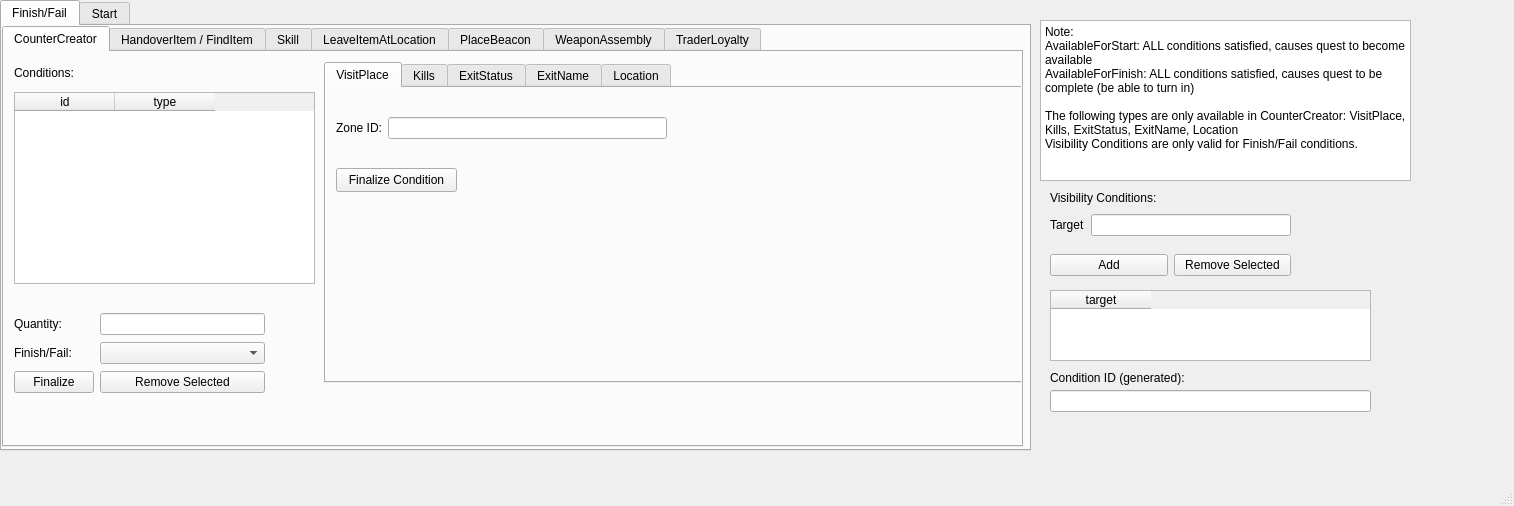
This is src/gui_tasks.ui in ThePi1/SPT-Trader-Builder as Qt 5 draws it before an edit. The edited form follows.
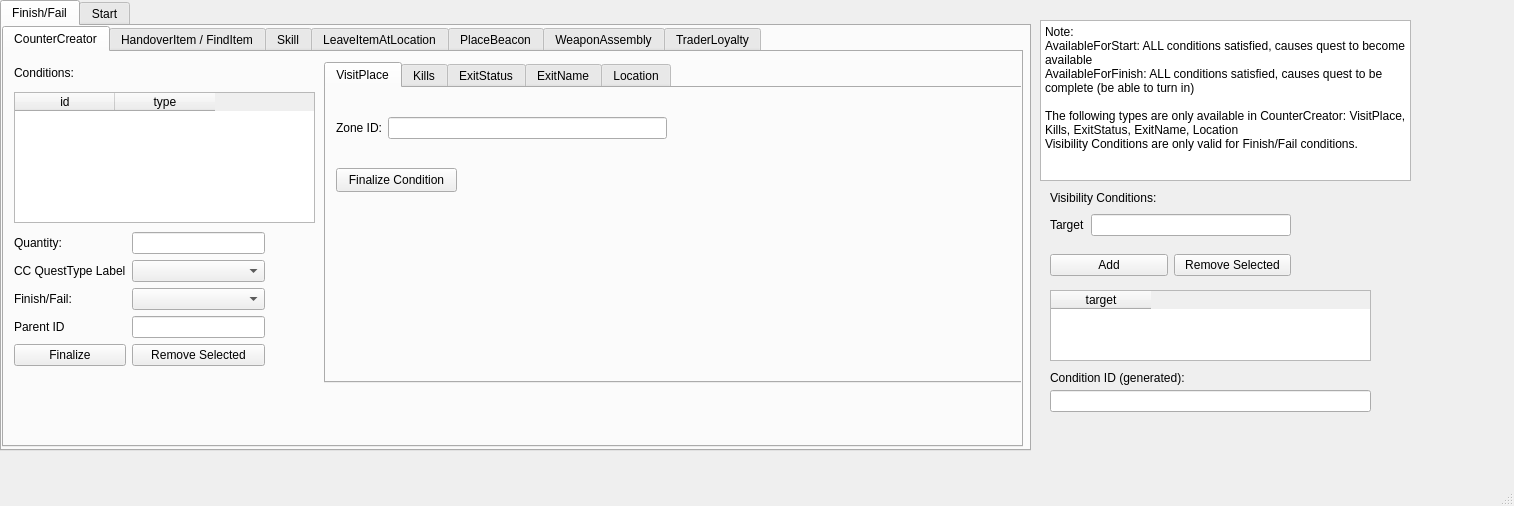
This is the edited form. The open tabs and pages were chosen to show the change.

Commit message: Finalize for tasks

```diff
--- a/src/gui_tasks.ui
+++ b/src/gui_tasks.ui
@@ -542,16 +542,26 @@
         <property name="geometry">
          <rect>
           <x>10</x>
-          <y>260</y>
+          <y>180</y>
           <width>251</width>
-          <height>82</height>
+          <height>138</height>
          </rect>
         </property>
         <layout class="QGridLayout" name="grid_quantity_3">
-         <item row="0" column="1">
-          <widget class="QLineEdit" name="fld_quantity_cck"/>
-         </item>
          <item row="2" column="1">
+          <widget class="QComboBox" name="box_ff"/>
+         </item>
+         <item row="1" column="0">
+          <widget class="QLabel" name="label_59">
+           <property name="text">
+            <string>CC QuestType Label</string>
+           </property>
+          </widget>
+         </item>
+         <item row="0" column="1">
+          <widget class="QLineEdit" name="fld_quantity_cc"/>
+         </item>
+         <item row="4" column="1">
           <widget class="QPushButton" name="pb_remove_cc">
            <property name="text">
             <string>Remove Selected</string>
@@ -565,22 +575,32 @@
            </property>
           </widget>
          </item>
-         <item row="2" column="0">
+         <item row="4" column="0">
           <widget class="QPushButton" name="pb_finalize_cc">
            <property name="text">
             <string>Finalize</string>
            </property>
           </widget>
          </item>
-         <item row="1" column="0">
+         <item row="1" column="1">
+          <widget class="QComboBox" name="box_cc_qtlab"/>
+         </item>
+         <item row="2" column="0">
           <widget class="QLabel" name="label_53">
            <property name="text">
             <string>Finish/Fail:</string>
            </property>
           </widget>
          </item>
-         <item row="1" column="1">
-          <widget class="QComboBox" name="box_ff"/>
+         <item row="3" column="1">
+          <widget class="QLineEdit" name="fld_parentid_cc"/>
+         </item>
+         <item row="3" column="0">
+          <widget class="QLabel" name="label_60">
+           <property name="text">
+            <string>Parent ID</string>
+           </property>
+          </widget>
          </item>
         </layout>
        </widget>
@@ -590,7 +610,7 @@
           <x>10</x>
           <y>40</y>
           <width>301</width>
-          <height>192</height>
+          <height>131</height>
          </rect>
         </property>
         <property name="selectionBehavior">
```
Left out of the diff: 191 changed lines with no effect on the pictures. The commit also changes 5 other files.
